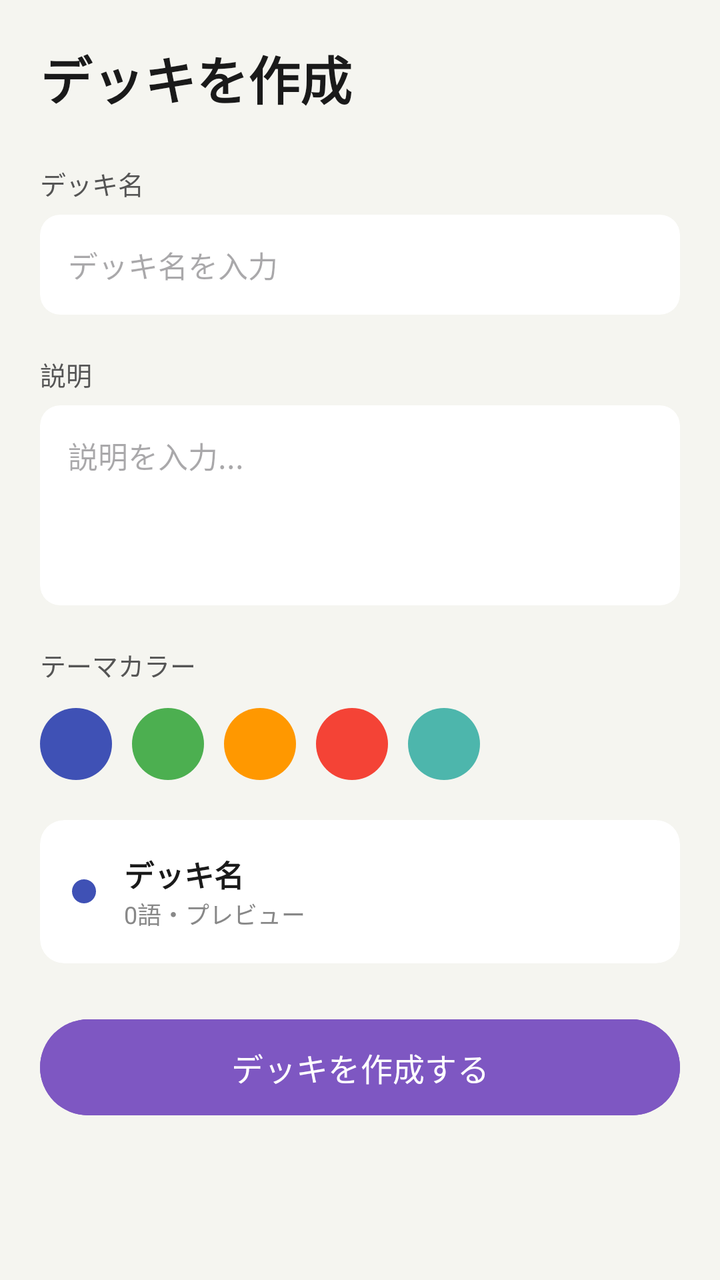
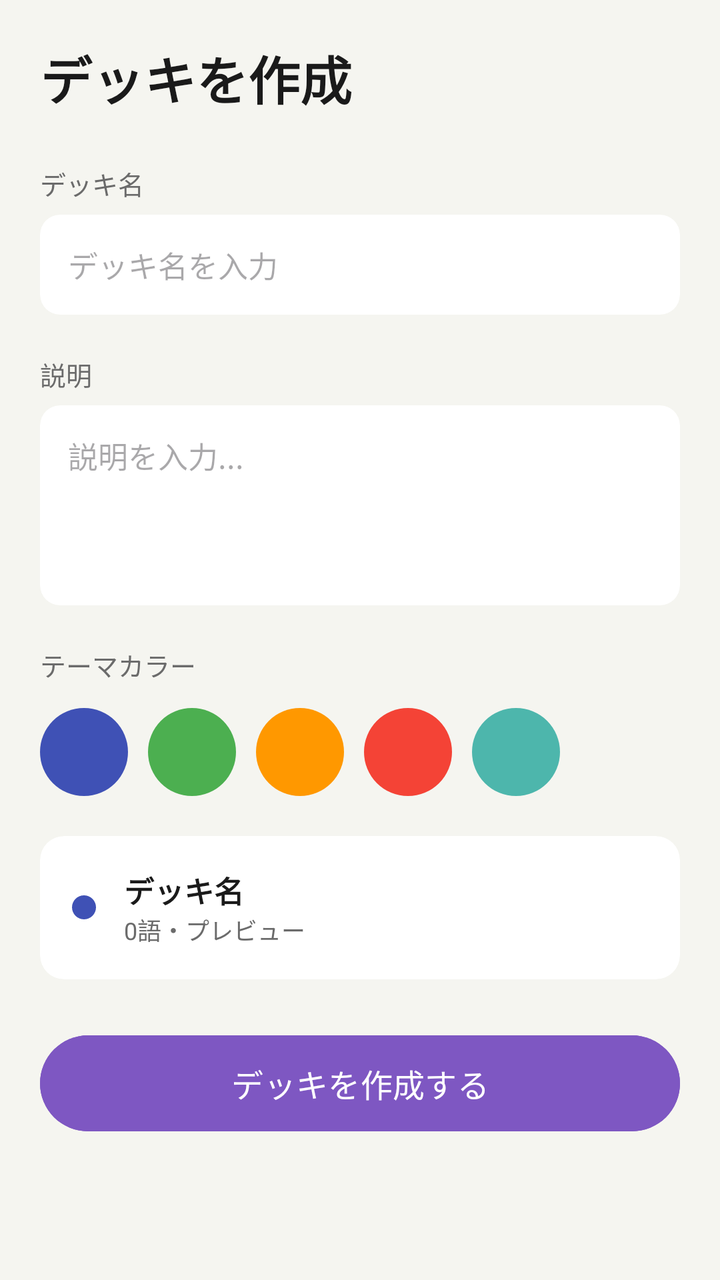

The first picture is an Android layout as it rendered before a commit; the second is the same layout after the commit. The layout source and the unified diff follow.
<!-- AndroidManifest.xml: application theme Theme.WordQuizBattle -->
<!-- res/layout/fragment_deck_create.xml -->
<?xml version="1.0" encoding="utf-8"?>
<ScrollView xmlns:android="http://schemas.android.com/apk/res/android"
    xmlns:app="http://schemas.android.com/apk/res-auto"
    android:layout_width="match_parent"
    android:layout_height="match_parent"
    android:background="#F5F5F0">

    <LinearLayout
        android:layout_width="match_parent"
        android:layout_height="wrap_content"
        android:orientation="vertical"
        android:padding="20dp">

        <TextView
            android:layout_width="wrap_content"
            android:layout_height="wrap_content"
            android:text="デッキを作成"
            android:textSize="26sp"
            android:textStyle="bold"
            android:textColor="#1A1A1A"
            android:layout_marginBottom="24dp" />

        
        <TextView
            android:layout_width="wrap_content"
            android:layout_height="wrap_content"
            android:text="デッキ名"
            android:textSize="13sp"
            android:textColor="#555555"
            android:layout_marginBottom="6dp" />

        <androidx.cardview.widget.CardView
            android:layout_width="match_parent"
            android:layout_height="wrap_content"
            android:layout_marginBottom="20dp"
            app:cardCornerRadius="10dp"
            app:cardElevation="0dp"
            app:cardBackgroundColor="#FFFFFF">

            <EditText
                android:id="@+id/etDeckName"
                android:layout_width="match_parent"
                android:layout_height="wrap_content"
                android:padding="14dp"
                android:hint="デッキ名を入力"
                android:textSize="15sp"
                android:background="@null"
                android:inputType="text" />
        </androidx.cardview.widget.CardView>

        
        <TextView
            android:layout_width="wrap_content"
            android:layout_height="wrap_content"
            android:text="説明"
            android:textSize="13sp"
            android:textColor="#555555"
            android:layout_marginBottom="6dp" />

        <androidx.cardview.widget.CardView
            android:layout_width="match_parent"
            android:layout_height="wrap_content"
            android:layout_marginBottom="20dp"
            app:cardCornerRadius="10dp"
            app:cardElevation="0dp"
            app:cardBackgroundColor="#FFFFFF">

            <EditText
                android:id="@+id/etDeckDescription"
                android:layout_width="match_parent"
                android:layout_height="100dp"
                android:padding="14dp"
                android:hint="説明を入力..."
                android:textSize="15sp"
                android:background="@null"
                android:gravity="top"
                android:inputType="textMultiLine" />
        </androidx.cardview.widget.CardView>

        
        <TextView
            android:layout_width="wrap_content"
            android:layout_height="wrap_content"
            android:text="テーマカラー"
            android:textSize="13sp"
            android:textColor="#555555"
            android:layout_marginBottom="12dp" />

        <LinearLayout
            android:id="@+id/colorPicker"
            android:layout_width="match_parent"
            android:layout_height="wrap_content"
            android:orientation="horizontal"
            android:layout_marginBottom="20dp">

            <View
                android:id="@+id/colorBlue"
                android:layout_width="36dp"
                android:layout_height="36dp"
                android:background="@drawable/circle_dot_blue"
                android:layout_marginEnd="10dp" />

            <View
                android:id="@+id/colorGreen"
                android:layout_width="36dp"
                android:layout_height="36dp"
                android:background="@drawable/circle_dot_green"
                android:layout_marginEnd="10dp" />

            <View
                android:id="@+id/colorOrange"
                android:layout_width="36dp"
                android:layout_height="36dp"
                android:background="@drawable/circle_dot_orange"
                android:layout_marginEnd="10dp" />

            <View
                android:id="@+id/colorRed"
                android:layout_width="36dp"
                android:layout_height="36dp"
                android:background="@drawable/circle_dot_red"
                android:layout_marginEnd="10dp" />

            <View
                android:id="@+id/colorMint"
                android:layout_width="36dp"
                android:layout_height="36dp"
                android:background="@drawable/circle_dot_mint" />
        </LinearLayout>

        
        <androidx.cardview.widget.CardView
            android:layout_width="match_parent"
            android:layout_height="wrap_content"
            android:layout_marginBottom="24dp"
            app:cardCornerRadius="12dp"
            app:cardElevation="0dp"
            app:cardBackgroundColor="#FFFFFF">

            <LinearLayout
                android:layout_width="match_parent"
                android:layout_height="wrap_content"
                android:orientation="horizontal"
                android:padding="16dp"
                android:gravity="center_vertical">

                <View
                    android:id="@+id/viewPreviewColor"
                    android:layout_width="12dp"
                    android:layout_height="12dp"
                    android:background="@drawable/circle_dot_blue"
                    android:layout_marginEnd="14dp" />

                <LinearLayout
                    android:layout_width="match_parent"
                    android:layout_height="wrap_content"
                    android:orientation="vertical">

                    <TextView
                        android:id="@+id/tvPreviewName"
                        android:layout_width="wrap_content"
                        android:layout_height="wrap_content"
                        android:text="デッキ名"
                        android:textSize="15sp"
                        android:textStyle="bold"
                        android:textColor="#1A1A1A" />

                    <TextView
                        android:layout_width="wrap_content"
                        android:layout_height="wrap_content"
                        android:text="0語・プレビュー"
                        android:textSize="12sp"
                        android:textColor="#888888" />
                </LinearLayout>
            </LinearLayout>
        </androidx.cardview.widget.CardView>

        
        <Button
            android:id="@+id/btnCreateDeck"
            android:layout_width="match_parent"
            android:layout_height="56dp"
            android:text="デッキを作成する"
            android:textSize="16sp"
            android:textColor="#FFFFFF"
            android:backgroundTint="#7E57C2"
            android:stateListAnimator="@null" />

    </LinearLayout>
</ScrollView>
<!-- resources referenced by this layout -->
<resources>
  <!-- drawable circle_dot_blue (drawable) -->
  <?xml version="1.0" encoding="utf-8"?>
  <shape xmlns:android="http://schemas.android.com/apk/res/android"
      android:shape="oval">
      <solid android:color="#3F51B5" />
  </shape>
  <!-- drawable circle_dot_green (drawable) -->
  <?xml version="1.0" encoding="utf-8"?>
  <shape xmlns:android="http://schemas.android.com/apk/res/android"
      android:shape="oval">
      <solid android:color="#4CAF50" />
  </shape>
  <!-- drawable circle_dot_mint (drawable) -->
  <?xml version="1.0" encoding="utf-8"?>
  <shape xmlns:android="http://schemas.android.com/apk/res/android"
      android:shape="oval">
      <solid android:color="#4DB6AC" />
  </shape>
  <!-- drawable circle_dot_orange (drawable) -->
  <?xml version="1.0" encoding="utf-8"?>
  <shape xmlns:android="http://schemas.android.com/apk/res/android"
      android:shape="oval">
      <solid android:color="#FF9800" />
  </shape>
  <!-- drawable circle_dot_red (drawable) -->
  <?xml version="1.0" encoding="utf-8"?>
  <shape xmlns:android="http://schemas.android.com/apk/res/android"
      android:shape="oval">
      <solid android:color="#F44336" />
  </shape>
  <style name="Theme.WordQuizBattle" parent="Base.Theme.WordQuizBattle" />
  <style name="Base.Theme.WordQuizBattle" parent="Theme.Material3.DayNight.NoActionBar">
          
          
      </style>
</resources>

<!-- the commit's change to res/layout/fragment_deck_create.xml (unified diff, before → after) -->
@@ -3,7 +3,7 @@
     xmlns:app="http://schemas.android.com/apk/res-auto"
     android:layout_width="match_parent"
     android:layout_height="match_parent"
-    android:background="#F5F5F0">
+    android:background="@color/background">
 
     <LinearLayout
         android:layout_width="match_parent"
@@ -14,19 +14,18 @@
         <TextView
             android:layout_width="wrap_content"
             android:layout_height="wrap_content"
-            android:text="デッキを作成"
+            android:text="@string/deck_create_title"
             android:textSize="26sp"
             android:textStyle="bold"
-            android:textColor="#1A1A1A"
+            android:textColor="@color/text_primary"
             android:layout_marginBottom="24dp" />
 
-        
         <TextView
             android:layout_width="wrap_content"
             android:layout_height="wrap_content"
-            android:text="デッキ名"
+            android:text="@string/deck_name_label"
             android:textSize="13sp"
-            android:textColor="#555555"
+            android:textColor="@color/text_secondary"
             android:layout_marginBottom="6dp" />
 
         <androidx.cardview.widget.CardView
@@ -35,26 +34,25 @@
             android:layout_marginBottom="20dp"
             app:cardCornerRadius="10dp"
             app:cardElevation="0dp"
-            app:cardBackgroundColor="#FFFFFF">
+            app:cardBackgroundColor="@color/white">
 
             <EditText
                 android:id="@+id/etDeckName"
                 android:layout_width="match_parent"
                 android:layout_height="wrap_content"
                 android:padding="14dp"
-                android:hint="デッキ名を入力"
+                android:hint="@string/deck_name_hint"
                 android:textSize="15sp"
                 android:background="@null"
                 android:inputType="text" />
         </androidx.cardview.widget.CardView>
 
-        
         <TextView
             android:layout_width="wrap_content"
             android:layout_height="wrap_content"
-            android:text="説明"
+            android:text="@string/deck_description_label"
             android:textSize="13sp"
-            android:textColor="#555555"
+            android:textColor="@color/text_secondary"
             android:layout_marginBottom="6dp" />
 
         <androidx.cardview.widget.CardView
@@ -63,27 +61,26 @@
             android:layout_marginBottom="20dp"
             app:cardCornerRadius="10dp"
             app:cardElevation="0dp"
-            app:cardBackgroundColor="#FFFFFF">
+            app:cardBackgroundColor="@color/white">
 
             <EditText
                 android:id="@+id/etDeckDescription"
                 android:layout_width="match_parent"
                 android:layout_height="100dp"
                 android:padding="14dp"
-                android:hint="説明を入力..."
+                android:hint="@string/deck_description_hint"
                 android:textSize="15sp"
                 android:background="@null"
                 android:gravity="top"
                 android:inputType="textMultiLine" />
         </androidx.cardview.widget.CardView>
 
-        
         <TextView
             android:layout_width="wrap_content"
             android:layout_height="wrap_content"
-            android:text="テーマカラー"
+            android:text="@string/theme_color_label"
             android:textSize="13sp"
-            android:textColor="#555555"
+            android:textColor="@color/text_secondary"
             android:layout_marginBottom="12dp" />
 
         <LinearLayout
@@ -95,47 +92,51 @@
 
             <View
                 android:id="@+id/colorBlue"
-                android:layout_width="36dp"
-                android:layout_height="36dp"
+                android:layout_width="44dp"
+                android:layout_height="44dp"
                 android:background="@drawable/circle_dot_blue"
-                android:layout_marginEnd="10dp" />
+                android:layout_marginEnd="10dp"
+                android:contentDescription="@string/color_blue" />
 
             <View
                 android:id="@+id/colorGreen"
-                android:layout_width="36dp"
-                android:layout_height="36dp"
+                android:layout_width="44dp"
+                android:layout_height="44dp"
                 android:background="@drawable/circle_dot_green"
-                android:layout_marginEnd="10dp" />
+                android:layout_marginEnd="10dp"
+                android:contentDescription="@string/color_green" />
 
             <View
                 android:id="@+id/colorOrange"
-                android:layout_width="36dp"
-                android:layout_height="36dp"
+                android:layout_width="44dp"
+                android:layout_height="44dp"
                 android:background="@drawable/circle_dot_orange"
-                android:layout_marginEnd="10dp" />
+                android:layout_marginEnd="10dp"
+                android:contentDescription="@string/color_orange" />
 
             <View
                 android:id="@+id/colorRed"
-                android:layout_width="36dp"
-                android:layout_height="36dp"
+                android:layout_width="44dp"
+                android:layout_height="44dp"
                 android:background="@drawable/circle_dot_red"
-                android:layout_marginEnd="10dp" />
+                android:layout_marginEnd="10dp"
+                android:contentDescription="@string/color_red" />
 
             <View
                 android:id="@+id/colorMint"
-                android:layout_width="36dp"
-                android:layout_height="36dp"
-                android:background="@drawable/circle_dot_mint" />
+                android:layout_width="44dp"
+                android:layout_height="44dp"
+                android:background="@drawable/circle_dot_mint"
+                android:contentDescription="@string/color_mint" />
         </LinearLayout>
 
-        
         <androidx.cardview.widget.CardView
             android:layout_width="match_parent"
             android:layout_height="wrap_content"
             android:layout_marginBottom="24dp"
             app:cardCornerRadius="12dp"
             app:cardElevation="0dp"
-            app:cardBackgroundColor="#FFFFFF">
+            app:cardBackgroundColor="@color/white">
 
             <LinearLayout
                 android:layout_width="match_parent"
@@ -160,30 +161,29 @@
                         android:id="@+id/tvPreviewName"
                         android:layout_width="wrap_content"
                         android:layout_height="wrap_content"
-                        android:text="デッキ名"
+                        android:text="@string/deck_name_label"
                         android:textSize="15sp"
                         android:textStyle="bold"
-                        android:textColor="#1A1A1A" />
+                        android:textColor="@color/text_primary" />
 
                     <TextView
                         android:layout_width="wrap_content"
                         android:layout_height="wrap_content"
-                        android:text="0語・プレビュー"
+                        android:text="@string/preview_word_count"
                         android:textSize="12sp"
-                        android:textColor="#888888" />
+                        android:textColor="@color/text_secondary" />
                 </LinearLayout>
             </LinearLayout>
         </androidx.cardview.widget.CardView>
 
-        
         <Button
             android:id="@+id/btnCreateDeck"
             android:layout_width="match_parent"
             android:layout_height="56dp"
-            android:text="デッキを作成する"
+            android:text="@string/deck_create_button"
             android:textSize="16sp"
-            android:textColor="#FFFFFF"
-            android:backgroundTint="#7E57C2"
+            android:textColor="@color/white"
+            android:backgroundTint="@color/main_purple"
             android:stateListAnimator="@null" />
 
     </LinearLayout>
<!-- resource entries referenced after the edit -->
@@ -1,5 +1,10 @@
 <!-- resources referenced by this layout -->
 <resources>
+  <color name="background">#F5F5F0</color>
+  <color name="main_purple">#7E57C2</color>
+  <color name="text_primary">#1A1A1A</color>
+  <color name="text_secondary">#6B6B6B</color>
+  <color name="white">#FFFFFF</color>
   <!-- drawable circle_dot_blue (drawable) -->
   <?xml version="1.0" encoding="utf-8"?>
   <shape xmlns:android="http://schemas.android.com/apk/res/android"
@@ -30,6 +35,19 @@
       android:shape="oval">
       <solid android:color="#F44336" />
   </shape>
+  <string name="color_blue">青</string>
+  <string name="color_green">緑</string>
+  <string name="color_mint">ミント</string>
+  <string name="color_orange">オレンジ</string>
+  <string name="color_red">赤</string>
+  <string name="deck_create_button">デッキを作成する</string>
+  <string name="deck_create_title">デッキを作成</string>
+  <string name="deck_description_hint">説明を入力...</string>
+  <string name="deck_description_label">説明</string>
+  <string name="deck_name_hint">デッキ名を入力</string>
+  <string name="deck_name_label">デッキ名</string>
+  <string name="preview_word_count">0語・プレビュー</string>
+  <string name="theme_color_label">テーマカラー</string>
   <style name="Theme.WordQuizBattle" parent="Base.Theme.WordQuizBattle" />
   <style name="Base.Theme.WordQuizBattle" parent="Theme.Material3.DayNight.NoActionBar">
           
